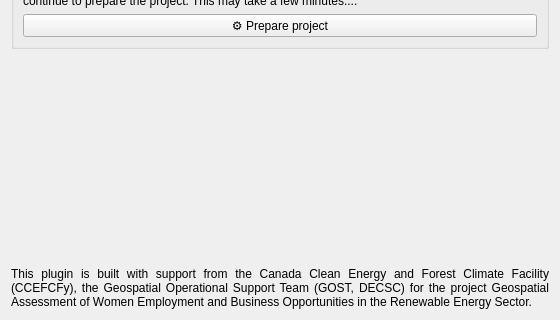
This is geest/ui/setup_panel_base.ui in worldbank/GEEST as Qt 5 draws it before an edit; both pictures show x 0 to 560 and y 528 to 848 of the 560 by 848 pixel window. The edited form follows.
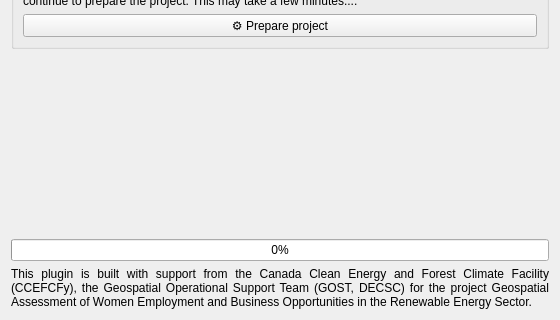
This is the edited form. Icons and pictures are not drawn. Custom widgets are drawn as their Qt base class.

Commit message: Show progress when creating study area Fixes #378

Patch:
```diff
--- a/geest/ui/setup_panel_base.ui
+++ b/geest/ui/setup_panel_base.ui
@@ -234,6 +234,13 @@
      </property>
     </widget>
    </item>
+   <item row="13" column="0" colspan="2">
+    <widget class="QProgressBar" name="progress_bar">
+     <property name="value">
+      <number>0</number>
+     </property>
+    </widget>
+   </item>
   </layout>
  </widget>
  <customwidgets>
```
The commit also changes 2 other files.
